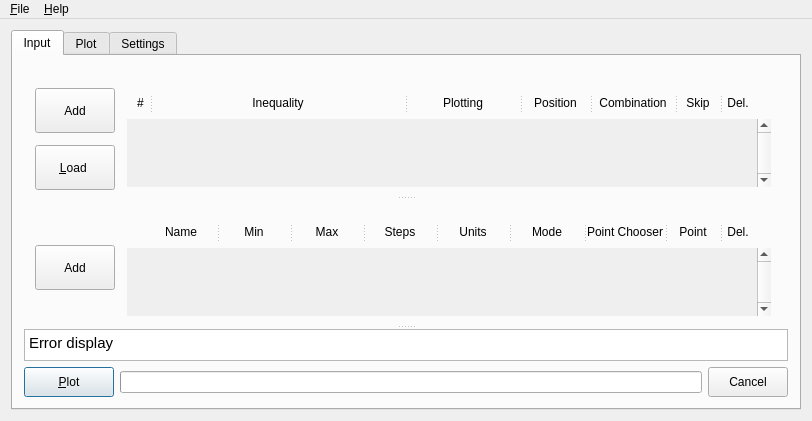
The window that xml/bareminimumplotter.ui (xpcoffee/plotus) describes before a commit, drawn with Qt 5.
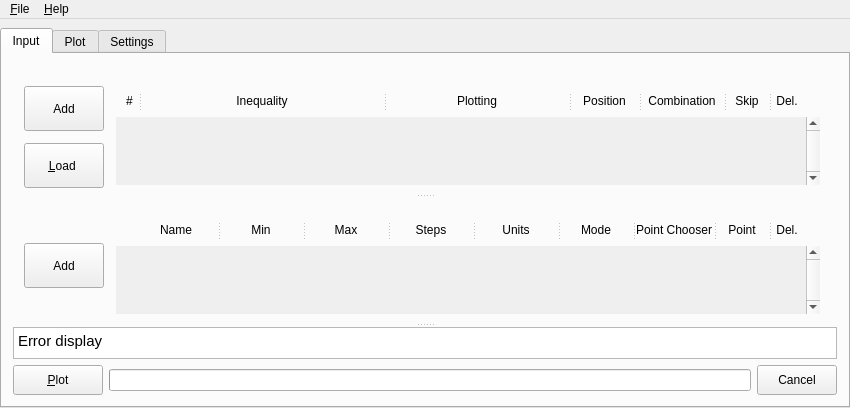
The same window after the commit. The open tabs and pages were chosen to show the change. Icons and pictures are not drawn. Custom widgets are drawn as their Qt base class.

The edit to the form file:
```diff
--- a/xml/bareminimumplotter.ui
+++ b/xml/bareminimumplotter.ui
@@ -6,8 +6,8 @@
    <rect>
     <x>0</x>
     <y>0</y>
-    <width>812</width>
-    <height>405</height>
+    <width>832</width>
+    <height>396</height>
    </rect>
   </property>
   <property name="windowTitle">
@@ -158,6 +158,18 @@
   </property>
   <widget class="QWidget" name="centralWidget">
    <layout class="QVBoxLayout" name="verticalLayout_4">
+    <property name="leftMargin">
+     <number>0</number>
+    </property>
+    <property name="topMargin">
+     <number>9</number>
+    </property>
+    <property name="rightMargin">
+     <number>0</number>
+    </property>
+    <property name="bottomMargin">
+     <number>0</number>
+    </property>
     <item>
      <widget class="QTabWidget" name="tabWidget">
       <property name="styleSheet">
@@ -192,7 +204,7 @@
            <number>0</number>
           </property>
           <item>
-           <widget class="QPushButton" name="button_Plot">
+           <widget class="QToolButton" name="toolButton_Plot">
             <property name="minimumSize">
              <size>
               <width>90</width>
@@ -214,15 +226,6 @@
             <property name="shortcut">
              <string notr="true">Ctrl+Return</string>
             </property>
-            <property name="autoDefault">
-             <bool>false</bool>
-            </property>
-            <property name="default">
-             <bool>true</bool>
-            </property>
-            <property name="flat">
-             <bool>false</bool>
-            </property>
            </widget>
           </item>
           <item>
@@ -278,7 +281,7 @@
             <item>
              <layout class="QVBoxLayout" name="verticalLayout_InequalityButtons">
               <item>
-               <widget class="QPushButton" name="button_AddInequality">
+               <widget class="QToolButton" name="toolButton_AddInequality">
                 <property name="sizePolicy">
                  <sizepolicy hsizetype="Expanding" vsizetype="Expanding">
                   <horstretch>0</horstretch>
@@ -303,10 +306,13 @@
                 <property name="text">
                  <string>Add</string>
                 </property>
+                <property name="autoRaise">
+                 <bool>false</bool>
+                </property>
                </widget>
               </item>
               <item>
-               <widget class="QPushButton" name="pushButton_AddInequalityLoader">
+               <widget class="QToolButton" name="toolButton_AddInequalityLoader">
                 <property name="sizePolicy">
                  <sizepolicy hsizetype="Expanding" vsizetype="Expanding">
                   <horstretch>0</horstretch>
@@ -440,7 +446,7 @@
                    <widget class="QLabel" name="label_InequalityPlotting">
                     <property name="minimumSize">
                      <size>
-                      <width>105</width>
+                      <width>180</width>
                       <height>0</height>
                      </size>
                     </property>
@@ -622,7 +628,7 @@
                    <rect>
                     <x>0</x>
                     <y>0</y>
-                    <width>657</width>
+                    <width>695</width>
                     <height>69</height>
                    </rect>
                   </property>
@@ -687,7 +693,7 @@
                <number>0</number>
               </property>
               <item>
-               <widget class="QPushButton" name="button_AddVariable">
+               <widget class="QToolButton" name="toolButton_AddVariable">
                 <property name="sizePolicy">
                  <sizepolicy hsizetype="Expanding" vsizetype="Fixed">
                   <horstretch>0</horstretch>
@@ -1117,7 +1123,7 @@
                    <rect>
                     <x>0</x>
                     <y>0</y>
-                    <width>657</width>
+                    <width>695</width>
                     <height>69</height>
                    </rect>
                   </property>
@@ -1490,7 +1496,7 @@
     <rect>
      <x>0</x>
      <y>0</y>
-     <width>812</width>
+     <width>832</width>
      <height>21</height>
     </rect>
    </property>
```
Left out of the diff: 40 changed lines with no effect on the pictures.
